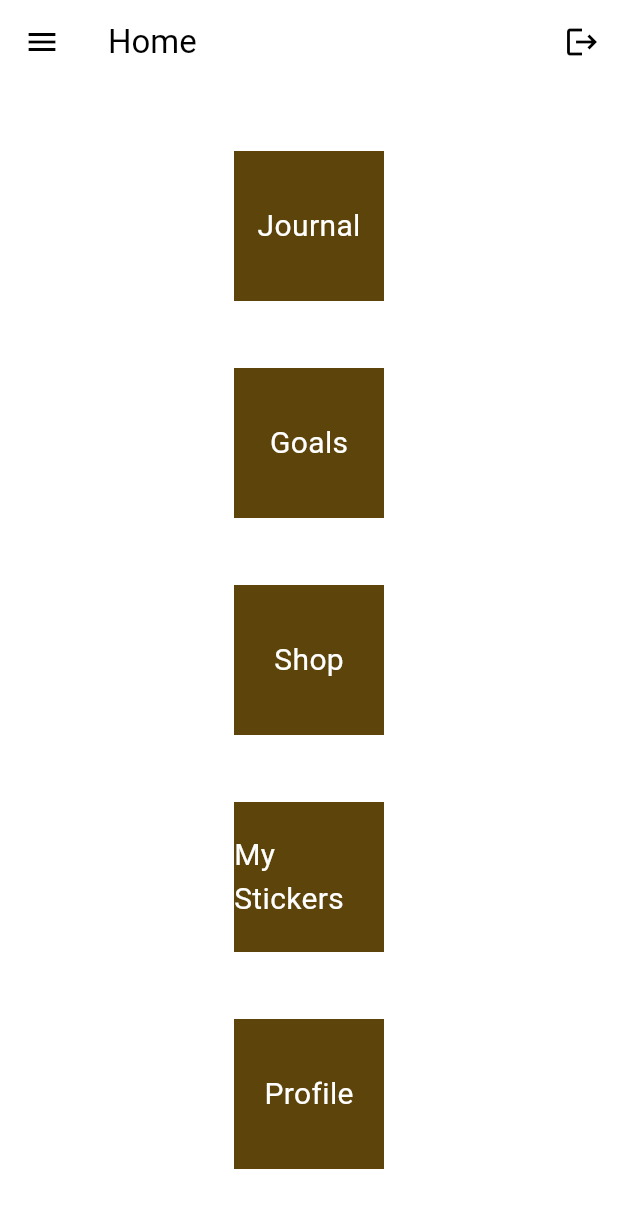
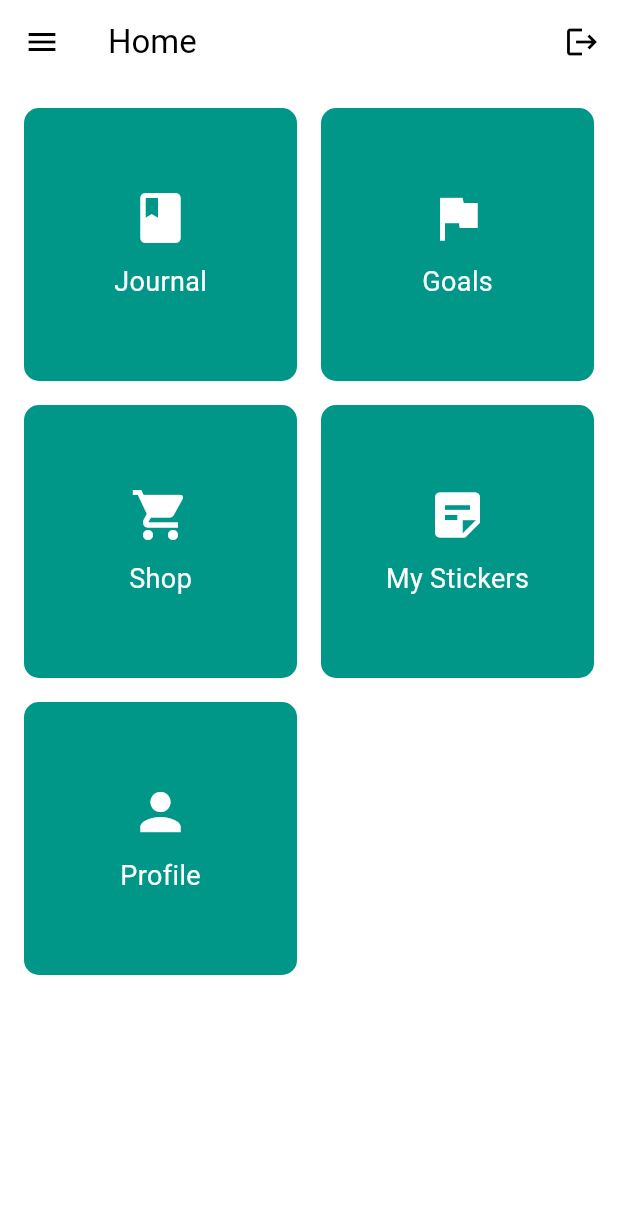
Before and after one commit to Vinodh0724/Alpha_Journal, a Flutter app: the screen it shows once a user with an empty profile is signed in, on a phone screen of 412 x 824 dp. Shown: the top 1208 px of the screen. Run offline on Flutter 3.47's test engine with Material 3 defaults, Android fonts, the phone set to English and light mode, and no system bars; our stand-ins replace animated_text_kit, bloc, cloud_firestore, equatable, firebase_auth, firebase_core and 6 more; accounts and stored records are empty.

Commit message:
update sprint 4
fixes

```diff
--- a/lib/screens/home/home_screen.dart
+++ b/lib/screens/home/home_screen.dart
@@ -20,18 +20,16 @@ class HomeScreen extends StatefulWidget {
 }
 
 class _HomeScreenState extends State<HomeScreen> {
-  bool _showNotification = false; // Flag to control the red dot notification
+  bool _showNotification = false;
 
   @override
   void initState() {
     super.initState();
-    // Call a function to check if user's age is empty
     _checkUserAge();
   }
 
   void goToProfilePage(BuildContext context) {
     Navigator.pop(context);
-
     Navigator.push(
       context,
       MaterialPageRoute(
@@ -40,19 +38,13 @@ class _HomeScreenState extends State<HomeScreen> {
     );
   }
 
-  // Function to check if user's age is empty
   void _checkUserAge() async {
-    // Get current user
     User? currentUser = FirebaseAuth.instance.currentUser;
-
     if (currentUser != null) {
-      // Retrieve user document from Firestore using the user's ID
       DocumentSnapshot userDoc = await FirebaseFirestore.instance
           .collection('users')
           .doc(currentUser.uid)
           .get();
-
-      // Check if age field is empty
       if (userDoc.exists &&
           (userDoc.data() as Map<String, dynamic>)['age'] == null) {
         setState(() {
@@ -69,21 +61,24 @@ class _HomeScreenState extends State<HomeScreen> {
       builder: (context, child) {
         return Scaffold(
           appBar: AppBar(
-            title: Text('Home'),
+            title: const Text('Home'),
             actions: [
               IconButton(
-                icon: Icon(Icons.logout),
+                icon: const Icon(Icons.logout),
                 onPressed: () {
                   context.read<SignInBloc>().add(const SignOutRequired());
                 },
               ),
             ],
           ),
-          body: Center(
-            child: Column(
-              mainAxisAlignment: MainAxisAlignment.spaceEvenly,
+          body: Padding(
+            padding: const EdgeInsets.all(16.0),
+            child: GridView.count(
+              crossAxisCount: 2,
+              crossAxisSpacing: 16.0,
+              mainAxisSpacing: 16.0,
               children: [
-                _buildBox("Journal", () {
+                _buildBox('Journal', Icons.book, () {
                   Navigator.push(
                     context,
                     MaterialPageRoute(
@@ -91,7 +86,7 @@ class _HomeScreenState extends State<HomeScreen> {
                     ),
                   );
                 }),
-                _buildBox("Goals", () {
+                _buildBox('Goals', Icons.flag, () {
                   Navigator.push(
                     context,
                     MaterialPageRoute(
@@ -99,7 +94,7 @@ class _HomeScreenState extends State<HomeScreen> {
                     ),
                   );
                 }),
-                _buildBox("Shop", () {
+                _buildBox('Shop', Icons.shopping_cart, () {
                   Navigator.push(
                     context,
                     MaterialPageRoute(
@@ -107,7 +102,7 @@ class _HomeScreenState extends State<HomeScreen> {
                     ),
                   );
                 }),
-                _buildBox("My Stickers", () {
+                _buildBox('My Stickers', Icons.sticky_note_2, () {
                   Navigator.push(
                     context,
                     MaterialPageRoute(
@@ -127,17 +122,25 @@ class _HomeScreenState extends State<HomeScreen> {
     );
   }
 
-  Widget _buildBox(String label, VoidCallback onTap) {
+  Widget _buildBox(String label, IconData icon, VoidCallback onTap) {
     return GestureDetector(
       onTap: onTap,
       child: Container(
-        width: 100,
-        height: 100,
-        color: Color.fromARGB(255, 92, 68, 10),
+        decoration: BoxDecoration(
+          color: Colors.teal,
+          borderRadius: BorderRadius.circular(10),
+        ),
         child: Center(
-          child: Text(
-            label,
-            style: TextStyle(color: Colors.white, fontSize: 20),
+          child: Column(
+            mainAxisSize: MainAxisSize.min,
+            children: [
+              Icon(icon, size: 40, color: Colors.white),
+              const SizedBox(height: 10),
+              Text(
+                label,
+                style: const TextStyle(color: Colors.white, fontSize: 18),
+              ),
+            ],
           ),
         ),
       ),
@@ -150,28 +153,47 @@ class _HomeScreenState extends State<HomeScreen> {
       child: Stack(
         children: [
           Container(
-            width: 100,
-            height: 100,
-            color: Color.fromARGB(255, 92, 68, 10),
+            decoration: BoxDecoration(
+              color: Colors.teal,
+              borderRadius: BorderRadius.circular(10),
+            ),
             child: Center(
-              child: Text(
-                'Profile',
-                style: TextStyle(color: Colors.white, fontSize: 20),
+              child: Column(
+                mainAxisSize: MainAxisSize.min,
+                children: const [
+                  Icon(Icons.person, size: 40, color: Colors.white),
+                  SizedBox(height: 10),
+                  Text(
+                    'Profile',
+                    style: TextStyle(color: Colors.white, fontSize: 18),
+                  ),
+                ],
               ),
             ),
           ),
           if (_showNotification)
             Positioned(
-              right: 0,
+              right: 10,
+              top: 10,
               child: Container(
-                padding: EdgeInsets.all(2),
+                padding: const EdgeInsets.all(5),
                 decoration: BoxDecoration(
                   color: Colors.red,
                   borderRadius: BorderRadius.circular(10),
                 ),
-                constraints: BoxConstraints(
-                  minWidth: 15,
-                  minHeight: 15,
+                constraints: const BoxConstraints(
+                  minWidth: 20,
+                  minHeight: 20,
+                ),
+                child: const Center(
+                  child: Text(
+                    '!',
+                    style: TextStyle(
+                      color: Colors.white,
+                      fontSize: 12,
+                      fontWeight: FontWeight.bold,
+                    ),
+                  ),
                 ),
               ),
             ),
```
Also changed, not shown: lib/screens/home/goals/goals_screen.dart (+12 -11 lines), lib/screens/home/support_screen.dart (+13 -13 lines), lib/shop/shop_screen.dart (+22 -66 lines), 1 other file.
